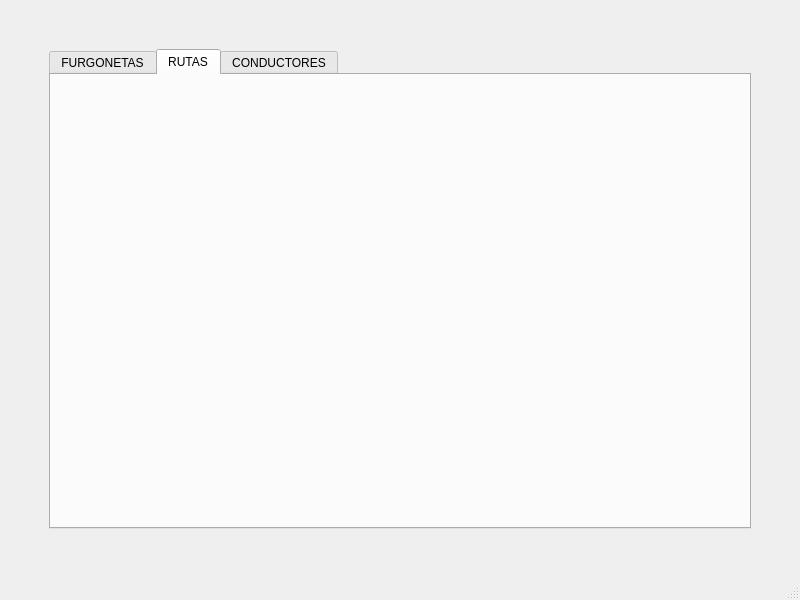
Above: ventana.ui from a19adrianld/LopezDieguez_R before the change. Below: the same form after it.
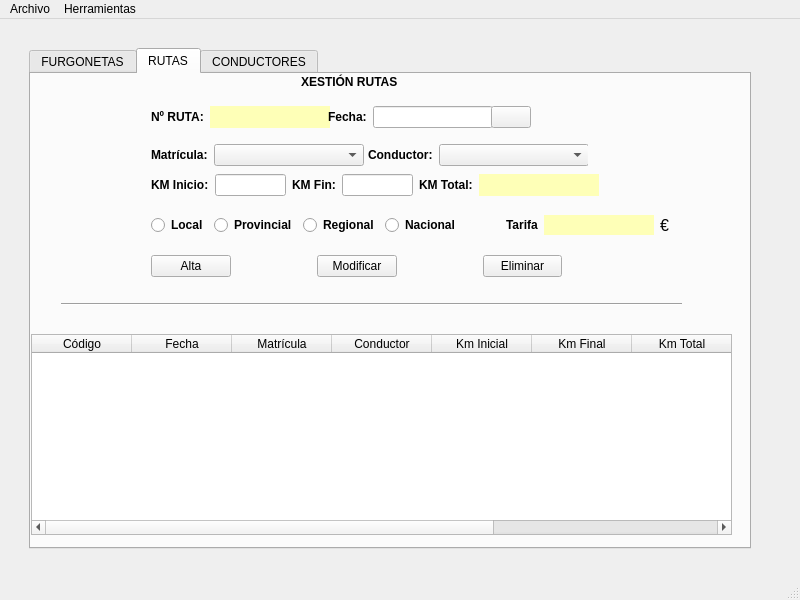
That is the form after the change. The open tabs and pages were chosen to show the change. Icons and pictures are not drawn.

Commit message: Alta y listado de rutas

The edit to the form file:
```diff
--- a/ventana.ui
+++ b/ventana.ui
@@ -33,13 +33,13 @@
         </property>
         <property name="sizeHint" stdset="0">
          <size>
-          <width>40</width>
+          <width>20</width>
           <height>20</height>
          </size>
         </property>
        </spacer>
       </item>
-      <item row="1" column="2">
+      <item row="1" column="3">
        <spacer name="horizontalSpacer_2">
         <property name="orientation">
          <enum>Qt::Horizontal</enum>
@@ -49,29 +49,13 @@
         </property>
         <property name="sizeHint" stdset="0">
          <size>
-          <width>40</width>
-          <height>20</height>
-         </size>
-        </property>
-       </spacer>
-      </item>
-      <item row="0" column="1">
-       <spacer name="verticalSpacer">
-        <property name="orientation">
-         <enum>Qt::Vertical</enum>
-        </property>
-        <property name="sizeType">
-         <enum>QSizePolicy::Fixed</enum>
-        </property>
-        <property name="sizeHint" stdset="0">
-         <size>
           <width>20</width>
-          <height>40</height>
+          <height>20</height>
          </size>
         </property>
        </spacer>
       </item>
-      <item row="2" column="1">
+      <item row="2" column="2">
        <spacer name="verticalSpacer_2">
         <property name="orientation">
          <enum>Qt::Vertical</enum>
@@ -82,7 +66,23 @@
         <property name="sizeHint" stdset="0">
          <size>
           <width>20</width>
-          <height>40</height>
+          <height>20</height>
+         </size>
+        </property>
+       </spacer>
+      </item>
+      <item row="0" column="2">
+       <spacer name="verticalSpacer">
+        <property name="orientation">
+         <enum>Qt::Vertical</enum>
+        </property>
+        <property name="sizeType">
+         <enum>QSizePolicy::Fixed</enum>
+        </property>
+        <property name="sizeHint" stdset="0">
+         <size>
+          <width>20</width>
+          <height>20</height>
          </size>
         </property>
        </spacer>
@@ -341,6 +341,876 @@
          <attribute name="title">
           <string>RUTAS</string>
          </attribute>
+         <widget class="QLabel" name="lblXesFurgo_6">
+          <property name="geometry">
+           <rect>
+            <x>270</x>
+            <y>0</y>
+            <width>131</width>
+            <height>16</height>
+           </rect>
+          </property>
+          <property name="font">
+           <font>
+            <weight>75</weight>
+            <bold>true</bold>
+           </font>
+          </property>
+          <property name="text">
+           <string>XESTIÓN RUTAS</string>
+          </property>
+         </widget>
+         <widget class="QTableWidget" name="tabRutas">
+          <property name="geometry">
+           <rect>
+            <x>0</x>
+            <y>260</y>
+            <width>701</width>
+            <height>201</height>
+           </rect>
+          </property>
+          <column>
+           <property name="text">
+            <string>Código</string>
+           </property>
+          </column>
+          <column>
+           <property name="text">
+            <string>Fecha</string>
+           </property>
+          </column>
+          <column>
+           <property name="text">
+            <string>Matrícula</string>
+           </property>
+          </column>
+          <column>
+           <property name="text">
+            <string>Conductor</string>
+           </property>
+          </column>
+          <column>
+           <property name="text">
+            <string>Km Inicial</string>
+           </property>
+          </column>
+          <column>
+           <property name="text">
+            <string>Km Final</string>
+           </property>
+          </column>
+          <column>
+           <property name="text">
+            <string>Km Total</string>
+           </property>
+          </column>
+          <column>
+           <property name="text">
+            <string>Tarifa</string>
+           </property>
+          </column>
+          <column>
+           <property name="text">
+            <string>Precio Total</string>
+           </property>
+          </column>
+         </widget>
+         <widget class="Line" name="line">
+          <property name="geometry">
+           <rect>
+            <x>30</x>
+            <y>220</y>
+            <width>621</width>
+            <height>20</height>
+           </rect>
+          </property>
+          <property name="orientation">
+           <enum>Qt::Horizontal</enum>
+          </property>
+         </widget>
+         <widget class="QWidget" name="layoutWidget">
+          <property name="geometry">
+           <rect>
+            <x>120</x>
+            <y>30</y>
+            <width>380</width>
+            <height>26</height>
+           </rect>
+          </property>
+          <layout class="QGridLayout" name="gridLayout_4">
+           <item row="0" column="0">
+            <widget class="QLabel" name="lblNumRuta">
+             <property name="font">
+              <font>
+               <weight>75</weight>
+               <bold>true</bold>
+              </font>
+             </property>
+             <property name="text">
+              <string>Nº RUTA:</string>
+             </property>
+            </widget>
+           </item>
+           <item row="0" column="1">
+            <widget class="QLabel" name="lblRuta">
+             <property name="minimumSize">
+              <size>
+               <width>120</width>
+               <height>0</height>
+              </size>
+             </property>
+             <property name="palette">
+              <palette>
+               <active>
+                <colorrole role="Button">
+                 <brush brushstyle="SolidPattern">
+                  <color alpha="255">
+                   <red>254</red>
+                   <green>255</green>
+                   <blue>183</blue>
+                  </color>
+                 </brush>
+                </colorrole>
+                <colorrole role="Base">
+                 <brush brushstyle="SolidPattern">
+                  <color alpha="255">
+                   <red>254</red>
+                   <green>255</green>
+                   <blue>183</blue>
+                  </color>
+                 </brush>
+                </colorrole>
+                <colorrole role="Window">
+                 <brush brushstyle="SolidPattern">
+                  <color alpha="255">
+                   <red>254</red>
+                   <green>255</green>
+                   <blue>183</blue>
+                  </color>
+                 </brush>
+                </colorrole>
+                <colorrole role="AlternateBase">
+                 <brush brushstyle="SolidPattern">
+                  <color alpha="255">
+                   <red>255</red>
+                   <green>253</green>
+                   <blue>190</blue>
+                  </color>
+                 </brush>
+                </colorrole>
+               </active>
+               <inactive>
+                <colorrole role="Button">
+                 <brush brushstyle="SolidPattern">
+                  <color alpha="255">
+                   <red>254</red>
+                   <green>255</green>
+                   <blue>183</blue>
+                  </color>
+                 </brush>
+                </colorrole>
+                <colorrole role="Base">
+                 <brush brushstyle="SolidPattern">
+                  <color alpha="255">
+                   <red>254</red>
+                   <green>255</green>
+                   <blue>183</blue>
+                  </color>
+                 </brush>
+                </colorrole>
+                <colorrole role="Window">
+                 <brush brushstyle="SolidPattern">
+                  <color alpha="255">
+                   <red>254</red>
+                   <green>255</green>
+                   <blue>183</blue>
+                  </color>
+                 </brush>
+                </colorrole>
+                <colorrole role="AlternateBase">
+                 <brush brushstyle="SolidPattern">
+                  <color alpha="255">
+                   <red>255</red>
+                   <green>253</green>
+                   <blue>190</blue>
+                  </color>
+                 </brush>
+                </colorrole>
+               </inactive>
+               <disabled>
+                <colorrole role="Button">
+                 <brush brushstyle="SolidPattern">
+                  <color alpha="255">
+                   <red>254</red>
+                   <green>255</green>
+                   <blue>183</blue>
+                  </color>
+                 </brush>
+                </colorrole>
+                <colorrole role="Base">
+                 <brush brushstyle="SolidPattern">
+                  <color alpha="255">
+                   <red>254</red>
+                   <green>255</green>
+                   <blue>183</blue>
+                  </color>
+                 </brush>
+                </colorrole>
+                <colorrole role="Window">
+                 <brush brushstyle="SolidPattern">
+                  <color alpha="255">
+                   <red>254</red>
+                   <green>255</green>
+                   <blue>183</blue>
+                  </color>
+                 </brush>
+                </colorrole>
+                <colorrole role="AlternateBase">
+                 <brush brushstyle="SolidPattern">
+                  <color alpha="255">
+                   <red>255</red>
+                   <green>253</green>
+                   <blue>190</blue>
+                  </color>
+                 </brush>
+                </colorrole>
+               </disabled>
+              </palette>
+             </property>
+             <property name="styleSheet">
+              <string notr="true">background-color: rgb(254, 255, 183);</string>
+             </property>
+             <property name="text">
+              <string/>
+             </property>
+            </widget>
+           </item>
+           <item row="0" column="2">
+            <widget class="QLabel" name="lblFecha">
+             <property name="font">
+              <font>
+               <weight>75</weight>
+               <bold>true</bold>
+              </font>
+             </property>
+             <property name="text">
+              <string>Fecha:</string>
+             </property>
+            </widget>
+           </item>
+           <item row="0" column="3">
+            <widget class="QLineEdit" name="txtFecha">
+             <property name="minimumSize">
+              <size>
+               <width>120</width>
+               <height>0</height>
+              </size>
+             </property>
+            </widget>
+           </item>
+           <item row="0" column="4">
+            <widget class="QPushButton" name="btnCalendar">
+             <property name="text">
+              <string/>
+             </property>
+             <property name="icon">
+              <iconset>
+               <normaloff>../../.designer/backup/img/calendar.png</normaloff>../../.designer/backup/img/calendar.png</iconset>
+             </property>
+            </widget>
+           </item>
+          </layout>
+         </widget>
+         <widget class="QWidget" name="layoutWidget">
+          <property name="geometry">
+           <rect>
+            <x>120</x>
+            <y>70</y>
+            <width>437</width>
+            <height>22</height>
+           </rect>
+          </property>
+          <layout class="QGridLayout" name="gridLayout_5">
+           <item row="0" column="0">
+            <widget class="QLabel" name="lblMatricula_2">
+             <property name="font">
+              <font>
+               <weight>75</weight>
+               <bold>true</bold>
+              </font>
+             </property>
+             <property name="text">
+              <string>Matrícula:</string>
+             </property>
+            </widget>
+           </item>
+           <item row="0" column="1">
+            <widget class="QComboBox" name="cmbMat">
+             <property name="minimumSize">
+              <size>
+               <width>150</width>
+               <height>0</height>
+              </size>
+             </property>
+            </widget>
+           </item>
+           <item row="0" column="2">
+            <widget class="QLabel" name="lblMatricula_3">
+             <property name="font">
+              <font>
+               <weight>75</weight>
+               <bold>true</bold>
+              </font>
+             </property>
+             <property name="text">
+              <string>Conductor:</string>
+             </property>
+            </widget>
+           </item>
+           <item row="0" column="3">
+            <widget class="QComboBox" name="cmbCon">
+             <property name="minimumSize">
+              <size>
+               <width>150</width>
+               <height>0</height>
+              </size>
+             </property>
+            </widget>
+           </item>
+          </layout>
+         </widget>
+         <widget class="QWidget" name="layoutWidget">
+          <property name="geometry">
+           <rect>
+            <x>120</x>
+            <y>100</y>
+            <width>448</width>
+            <height>22</height>
+           </rect>
+          </property>
+          <layout class="QGridLayout" name="gridLayout_6">
+           <item row="0" column="0">
+            <widget class="QLabel" name="lblKmi">
+             <property name="font">
+              <font>
+               <weight>75</weight>
+               <bold>true</bold>
+              </font>
+             </property>
+             <property name="text">
+              <string>KM Inicio:</string>
+             </property>
+            </widget>
+           </item>
+           <item row="0" column="1">
+            <widget class="QLineEdit" name="txtKmi">
+             <property name="alignment">
+              <set>Qt::AlignRight|Qt::AlignTrailing|Qt::AlignVCenter</set>
+             </property>
+            </widget>
+           </item>
+           <item row="0" column="2">
+            <widget class="QLabel" name="lblKmf">
+             <property name="font">
+              <font>
+               <weight>75</weight>
+               <bold>true</bold>
+              </font>
+             </property>
+             <property name="text">
+              <string>KM Fin:</string>
+             </property>
+            </widget>
+           </item>
+           <item row="0" column="3">
+            <widget class="QLineEdit" name="txtKmf">
+             <property name="text">
+              <string/>
+             </property>
+             <property name="alignment">
+              <set>Qt::AlignRight|Qt::AlignTrailing|Qt::AlignVCenter</set>
+             </property>
+            </widget>
+           </item>
+           <item row="0" column="4">
+            <widget class="QLabel" name="lblKmt">
+             <property name="font">
+              <font>
+               <weight>75</weight>
+               <bold>true</bold>
+              </font>
+             </property>
+             <property name="text">
+              <string>KM Total:</string>
+             </property>
+            </widget>
+           </item>
+           <item row="0" column="5">
+            <widget class="QLabel" name="lblKmtotal">
+             <property name="minimumSize">
+              <size>
+               <width>120</width>
+               <height>0</height>
+              </size>
+             </property>
+             <property name="palette">
+              <palette>
+               <active>
+                <colorrole role="Button">
+                 <brush brushstyle="SolidPattern">
+                  <color alpha="255">
+                   <red>254</red>
+                   <green>255</green>
+                   <blue>183</blue>
+                  </color>
+                 </brush>
+                </colorrole>
+                <colorrole role="Base">
+                 <brush brushstyle="SolidPattern">
+                  <color alpha="255">
+                   <red>254</red>
+                   <green>255</green>
+                   <blue>183</blue>
+                  </color>
+                 </brush>
+                </colorrole>
+                <colorrole role="Window">
+                 <brush brushstyle="SolidPattern">
+                  <color alpha="255">
+                   <red>254</red>
+                   <green>255</green>
+                   <blue>183</blue>
+                  </color>
+                 </brush>
+                </colorrole>
+                <colorrole role="AlternateBase">
+                 <brush brushstyle="SolidPattern">
+                  <color alpha="255">
+                   <red>255</red>
+                   <green>253</green>
+                   <blue>190</blue>
+                  </color>
+                 </brush>
+                </colorrole>
+               </active>
+               <inactive>
+                <colorrole role="Button">
+                 <brush brushstyle="SolidPattern">
+                  <color alpha="255">
+                   <red>254</red>
+                   <green>255</green>
+                   <blue>183</blue>
+                  </color>
+                 </brush>
+                </colorrole>
+                <colorrole role="Base">
+                 <brush brushstyle="SolidPattern">
+                  <color alpha="255">
+                   <red>254</red>
+                   <green>255</green>
+                   <blue>183</blue>
+                  </color>
+                 </brush>
+                </colorrole>
+                <colorrole role="Window">
+                 <brush brushstyle="SolidPattern">
+                  <color alpha="255">
+                   <red>254</red>
+                   <green>255</green>
+                   <blue>183</blue>
+                  </color>
+                 </brush>
+                </colorrole>
+                <colorrole role="AlternateBase">
+                 <brush brushstyle="SolidPattern">
+                  <color alpha="255">
+                   <red>255</red>
+                   <green>253</green>
+                   <blue>190</blue>
+                  </color>
+                 </brush>
+                </colorrole>
+               </inactive>
+               <disabled>
+                <colorrole role="Button">
+                 <brush brushstyle="SolidPattern">
+                  <color alpha="255">
+                   <red>254</red>
+                   <green>255</green>
+                   <blue>183</blue>
+                  </color>
+                 </brush>
+                </colorrole>
+                <colorrole role="Base">
+                 <brush brushstyle="SolidPattern">
+                  <color alpha="255">
+                   <red>254</red>
+                   <green>255</green>
+                   <blue>183</blue>
+                  </color>
+                 </brush>
+                </colorrole>
+                <colorrole role="Window">
+                 <brush brushstyle="SolidPattern">
+                  <color alpha="255">
+                   <red>254</red>
+                   <green>255</green>
+                   <blue>183</blue>
+                  </color>
+                 </brush>
+                </colorrole>
+                <colorrole role="AlternateBase">
+                 <brush brushstyle="SolidPattern">
+                  <color alpha="255">
+                   <red>255</red>
+                   <green>253</green>
+                   <blue>190</blue>
+                  </color>
+                 </brush>
+                </colorrole>
+               </disabled>
+              </palette>
+             </property>
+             <property name="styleSheet">
+              <string notr="true">background-color: rgb(254, 255, 183);</string>
+             </property>
+             <property name="text">
+              <string/>
+             </property>
+             <property name="alignment">
+              <set>Qt::AlignRight|Qt::AlignTrailing|Qt::AlignVCenter</set>
+             </property>
+            </widget>
+           </item>
+          </layout>
+         </widget>
+         <widget class="QWidget" name="layoutWidget">
+          <property name="geometry">
+           <rect>
+            <x>120</x>
+            <y>140</y>
+            <width>503</width>
+            <height>22</height>
+           </rect>
+          </property>
+          <layout class="QGridLayout" name="gridLayout_7">
+           <item row="0" column="0">
+            <widget class="QRadioButton" name="rbtLocal">
+             <property name="font">
+              <font>
+               <weight>75</weight>
+               <bold>true</bold>
+              </font>
+             </property>
+             <property name="text">
+              <string>Local</string>
+             </property>
+             <attribute name="buttonGroup">
+              <string notr="true">btnTiporuta</string>
+             </attribute>
+            </widget>
+           </item>
+           <item row="0" column="2">
+            <widget class="QRadioButton" name="rbtRegional">
+             <property name="font">
+              <font>
+               <weight>75</weight>
+               <bold>true</bold>
+              </font>
+             </property>
+             <property name="text">
+              <string>Regional</string>
+             </property>
+             <attribute name="buttonGroup">
+              <string notr="true">btnTiporuta</string>
+             </attribute>
+            </widget>
+           </item>
+           <item row="0" column="1">
+            <widget class="QRadioButton" name="rbtProvincial">
+             <property name="font">
+              <font>
+               <weight>75</weight>
+               <bold>true</bold>
+              </font>
+             </property>
+             <property name="text">
+              <string>Provincial</string>
+             </property>
+             <attribute name="buttonGroup">
+              <string notr="true">btnTiporuta</string>
+             </attribute>
+            </widget>
+           </item>
+           <item row="0" column="3">
+            <widget class="QRadioButton" name="rbtNacional">
+             <property name="font">
+              <font>
+               <weight>75</weight>
+               <bold>true</bold>
+              </font>
+             </property>
+             <property name="text">
+              <string>Nacional</string>
+             </property>
+             <attribute name="buttonGroup">
+              <string notr="true">btnTiporuta</string>
+             </attribute>
+            </widget>
+           </item>
+           <item row="0" column="5">
+            <widget class="QLabel" name="lblTarifa">
+             <property name="font">
+              <font>
+               <weight>75</weight>
+               <bold>true</bold>
+              </font>
+             </property>
+             <property name="text">
+              <string>Tarifa</string>
+             </property>
+            </widget>
+           </item>
+           <item row="0" column="7">
+            <widget class="QLabel" name="lblPrecio">
+             <property name="minimumSize">
+              <size>
+               <width>120</width>
+               <height>0</height>
+              </size>
+             </property>
+             <property name="palette">
+              <palette>
+               <active>
+                <colorrole role="Button">
+                 <brush brushstyle="SolidPattern">
+                  <color alpha="255">
+                   <red>254</red>
+                   <green>255</green>
+                   <blue>183</blue>
+                  </color>
+                 </brush>
+                </colorrole>
+                <colorrole role="Base">
+                 <brush brushstyle="SolidPattern">
+                  <color alpha="255">
+                   <red>254</red>
+                   <green>255</green>
+                   <blue>183</blue>
+                  </color>
+                 </brush>
+                </colorrole>
+                <colorrole role="Window">
+                 <brush brushstyle="SolidPattern">
+                  <color alpha="255">
+                   <red>254</red>
+                   <green>255</green>
+                   <blue>183</blue>
+                  </color>
+                 </brush>
+                </colorrole>
+                <colorrole role="AlternateBase">
+                 <brush brushstyle="SolidPattern">
+                  <color alpha="255">
+                   <red>255</red>
+                   <green>253</green>
+                   <blue>190</blue>
+                  </color>
+                 </brush>
+                </colorrole>
+               </active>
+               <inactive>
+                <colorrole role="Button">
+                 <brush brushstyle="SolidPattern">
+                  <color alpha="255">
+                   <red>254</red>
+                   <green>255</green>
+                   <blue>183</blue>
+                  </color>
+                 </brush>
+                </colorrole>
+                <colorrole role="Base">
+                 <brush brushstyle="SolidPattern">
+                  <color alpha="255">
+                   <red>254</red>
+                   <green>255</green>
+                   <blue>183</blue>
+                  </color>
+                 </brush>
+                </colorrole>
+                <colorrole role="Window">
+                 <brush brushstyle="SolidPattern">
+                  <color alpha="255">
+                   <red>254</red>
+                   <green>255</green>
+                   <blue>183</blue>
+                  </color>
+                 </brush>
+                </colorrole>
+                <colorrole role="AlternateBase">
+                 <brush brushstyle="SolidPattern">
+                  <color alpha="255">
+                   <red>255</red>
+                   <green>253</green>
+                   <blue>190</blue>
+                  </color>
+                 </brush>
+                </colorrole>
+               </inactive>
+               <disabled>
+                <colorrole role="Button">
+                 <brush brushstyle="SolidPattern">
+                  <color alpha="255">
+                   <red>254</red>
+                   <green>255</green>
+                   <blue>183</blue>
+                  </color>
+                 </brush>
+                </colorrole>
+                <colorrole role="Base">
+                 <brush brushstyle="SolidPattern">
+                  <color alpha="255">
+                   <red>254</red>
+                   <green>255</green>
+                   <blue>183</blue>
+                  </color>
+                 </brush>
+                </colorrole>
+                <colorrole role="Window">
+                 <brush brushstyle="SolidPattern">
+                  <color alpha="255">
+                   <red>254</red>
+                   <green>255</green>
+                   <blue>183</blue>
+                  </color>
+                 </brush>
+                </colorrole>
+                <colorrole role="AlternateBase">
+                 <brush brushstyle="SolidPattern">
+                  <color alpha="255">
+                   <red>255</red>
+                   <green>253</green>
+                   <blue>190</blue>
+                  </color>
+                 </brush>
+                </colorrole>
+               </disabled>
+              </palette>
+             </property>
+             <property name="styleSheet">
+              <string notr="true">background-color: rgb(254, 255, 183);</string>
+             </property>
+             <property name="text">
+              <string/>
+             </property>
+             <property name="alignment">
+              <set>Qt::AlignRight|Qt::AlignTrailing|Qt::AlignVCenter</set>
+             </property>
+            </widget>
+           </item>
+           <item row="0" column="4">
+            <spacer name="horizontalSpacer_6">
+             <property name="orientation">
+              <enum>Qt::Horizontal</enum>
+             </property>
+             <property name="sizeType">
+              <enum>QSizePolicy::Fixed</enum>
+             </property>
+             <property name="sizeHint" stdset="0">
+              <size>
+               <width>40</width>
+               <height>20</height>
+              </size>
+             </property>
+            </spacer>
+           </item>
+          </layout>
+         </widget>
+         <widget class="QWidget" name="layoutWidget">
+          <property name="geometry">
+           <rect>
+            <x>120</x>
+            <y>180</y>
+            <width>411</width>
+            <height>25</height>
+           </rect>
+          </property>
+          <layout class="QGridLayout" name="gridLayout_8">
+           <item row="0" column="0">
+            <widget class="QPushButton" name="btnAltaruta">
+             <property name="text">
+              <string>Alta</string>
+             </property>
+            </widget>
+           </item>
+           <item row="0" column="4">
+            <widget class="QPushButton" name="btnBajaruta">
+             <property name="text">
+              <string>Eliminar</string>
+             </property>
+            </widget>
+           </item>
+           <item row="0" column="2">
+            <widget class="QPushButton" name="btnModifruta">
+             <property name="text">
+              <string>Modificar</string>
+             </property>
+            </widget>
+           </item>
+           <item row="0" column="1">
+            <spacer name="horizontalSpacer_4">
+             <property name="orientation">
+              <enum>Qt::Horizontal</enum>
+             </property>
+             <property name="sizeType">
+              <enum>QSizePolicy::Fixed</enum>
+             </property>
+             <property name="sizeHint" stdset="0">
+              <size>
+               <width>80</width>
+               <height>20</height>
+              </size>
+             </property>
+            </spacer>
+           </item>
+           <item row="0" column="3">
+            <spacer name="horizontalSpacer_5">
+             <property name="orientation">
+              <enum>Qt::Horizontal</enum>
+             </property>
+             <property name="sizeType">
+              <enum>QSizePolicy::Fixed</enum>
+             </property>
+             <property name="sizeHint" stdset="0">
+              <size>
+               <width>80</width>
+               <height>20</height>
+              </size>
+             </property>
+            </spacer>
+           </item>
+          </layout>
+         </widget>
+         <widget class="QLabel" name="label">
+          <property name="geometry">
+           <rect>
+            <x>629</x>
+            <y>136</y>
+            <width>21</width>
+            <height>31</height>
+           </rect>
+          </property>
+          <property name="font">
+           <font>
+            <pointsize>12</pointsize>
+            <weight>50</weight>
+            <bold>false</bold>
+           </font>
+          </property>
+          <property name="text">
+           <string>€</string>
+          </property>
+         </widget>
         </widget>
         <widget class="QWidget" name="conductores">
          <attribute name="title">
@@ -646,6 +1516,20 @@
      <height>21</height>
     </rect>
    </property>
+   <widget class="QMenu" name="menuArchivo">
+    <property name="title">
+     <string>Archivo</string>
+    </property>
+    <addaction name="menuBarSalir"/>
+   </widget>
+   <widget class="QMenu" name="menuHerramientas">
+    <property name="title">
+     <string>Herramientas</string>
+    </property>
+    <addaction name="menuBarTarifas"/>
+   </widget>
+   <addaction name="menuArchivo"/>
+   <addaction name="menuHerramientas"/>
   </widget>
   <widget class="QStatusBar" name="statusbar"/>
  </widget>
```
Left out of the diff: 21 changed lines with no effect on the pictures. The commit also changes 9 other files.
